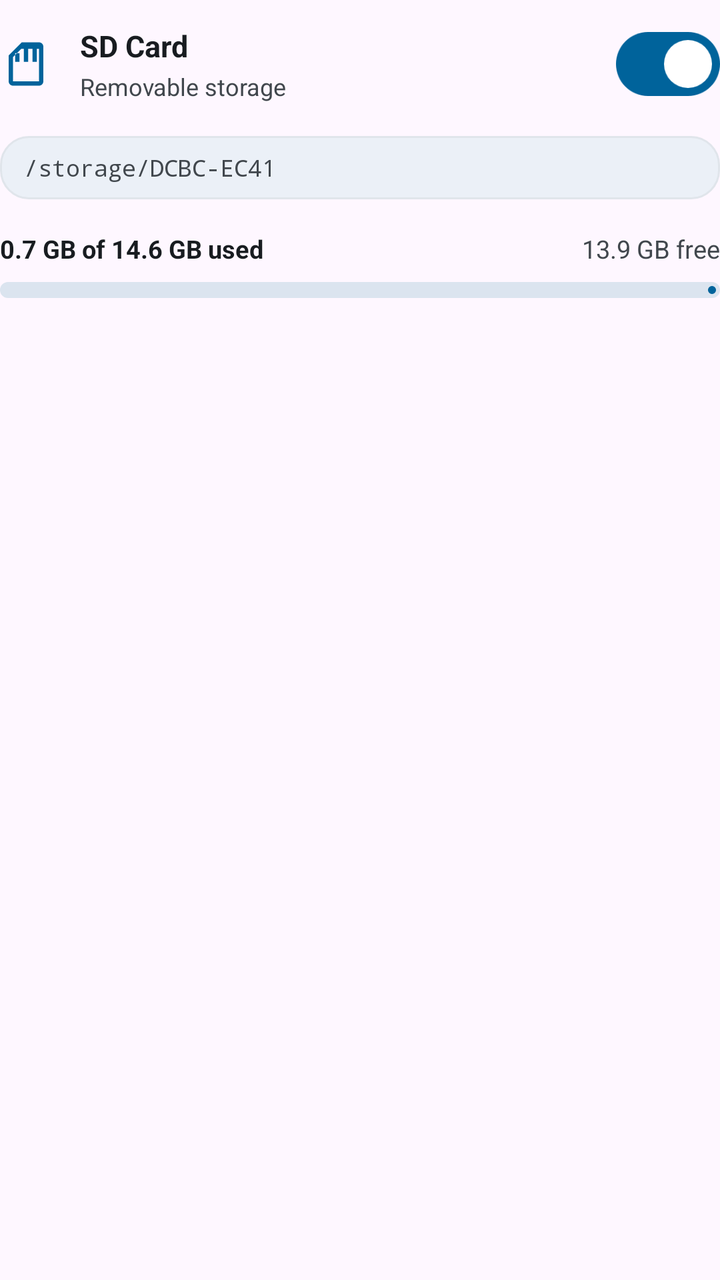
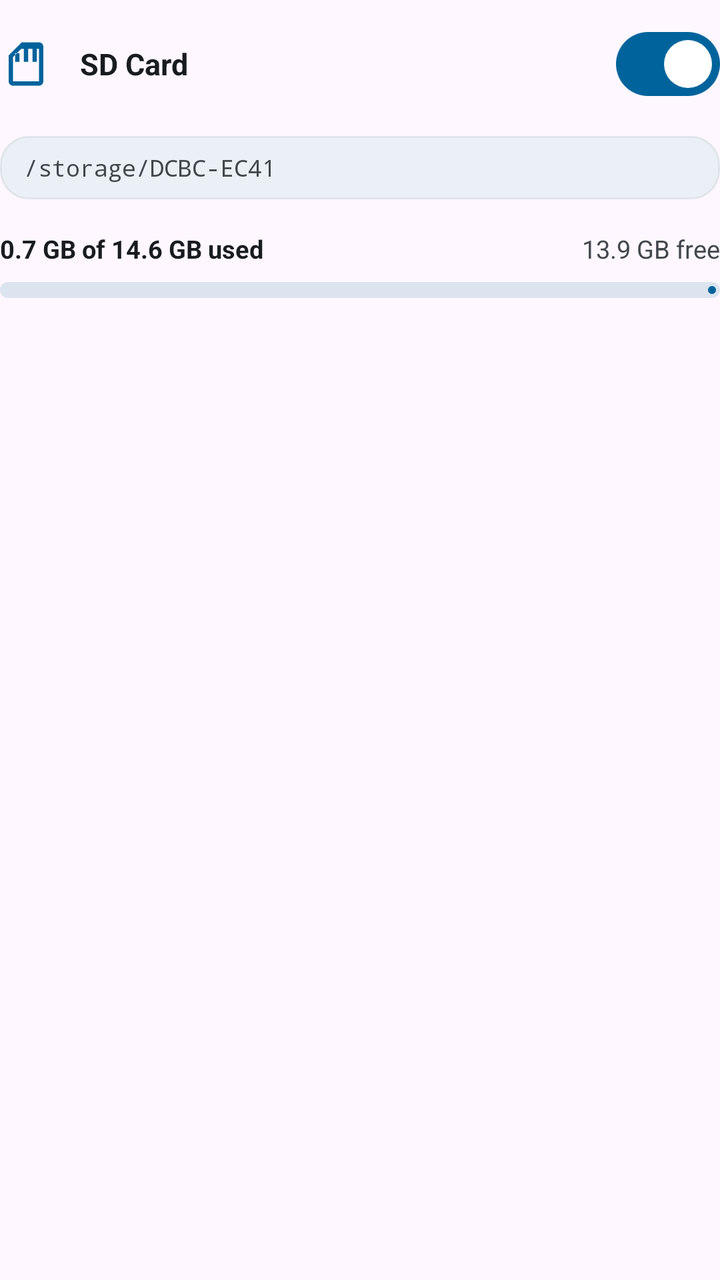

Compare the two renders of this Android layout. The source of the first and the diff that turns it into the second are given below.
<!-- AndroidManifest.xml: application theme Theme.NextcloudServer -->
<!-- res/layout/item_external_storage_drive.xml -->
<?xml version="1.0" encoding="utf-8"?>
<LinearLayout xmlns:android="http://schemas.android.com/apk/res/android"
    xmlns:app="http://schemas.android.com/apk/res-auto"
    android:layout_width="match_parent"
    android:layout_height="wrap_content"
    android:orientation="vertical"
    android:paddingVertical="8dp">

    
    <LinearLayout
        android:layout_width="match_parent"
        android:layout_height="wrap_content"
        android:orientation="horizontal"
        android:gravity="center_vertical">

        
        <ImageView
            android:id="@+id/driveIcon"
            android:layout_width="26dp"
            android:layout_height="26dp"
            android:src="@drawable/ic_sd_storage"
            app:tint="@color/m3_primary" />

        
        <LinearLayout
            android:layout_width="0dp"
            android:layout_height="wrap_content"
            android:layout_weight="1"
            android:layout_marginStart="14dp"
            android:layout_marginEnd="10dp"
            android:orientation="vertical">

            <TextView
                android:id="@+id/driveTitleText"
                android:layout_width="wrap_content"
                android:layout_height="wrap_content"
                android:text="SD Card"
                android:textSize="15sp"
                android:textStyle="bold"
                android:textColor="@color/m3_on_surface" />

            <TextView
                android:id="@+id/driveSubtitleText"
                android:layout_width="wrap_content"
                android:layout_height="wrap_content"
                android:text="Removable storage"
                android:textSize="12sp"
                android:textColor="@color/m3_on_surface_variant"
                android:layout_marginTop="2dp" />
        </LinearLayout>

        
        <com.google.android.material.materialswitch.MaterialSwitch
            android:id="@+id/driveToggleSwitch"
            android:layout_width="wrap_content"
            android:layout_height="wrap_content"
            android:checked="true" />
    </LinearLayout>

    
    <LinearLayout
        android:layout_width="match_parent"
        android:layout_height="wrap_content"
        android:background="@drawable/pill_bg"
        android:paddingHorizontal="12dp"
        android:paddingVertical="8dp"
        android:layout_marginTop="12dp"
        android:orientation="horizontal"
        android:gravity="center_vertical">

        <TextView
            android:id="@+id/drivePathText"
            android:layout_width="match_parent"
            android:layout_height="wrap_content"
            android:text="/storage/DCBC-EC41"
            android:textSize="11.5sp"
            android:fontFamily="monospace"
            android:textColor="@color/m3_on_surface_variant"
            android:singleLine="true"
            android:ellipsize="middle" />
    </LinearLayout>

    
    <LinearLayout
        android:layout_width="match_parent"
        android:layout_height="wrap_content"
        android:orientation="horizontal"
        android:gravity="center_vertical"
        android:layout_marginTop="16dp"
        android:layout_marginBottom="8dp">

        <TextView
            android:id="@+id/driveStorageUsedTotalText"
            android:layout_width="0dp"
            android:layout_height="wrap_content"
            android:layout_weight="1"
            android:text="0.7 GB of 14.6 GB used"
            android:textSize="12.5sp"
            android:textColor="@color/m3_on_surface"
            android:textStyle="bold" />

        <TextView
            android:id="@+id/driveStorageFreeText"
            android:layout_width="wrap_content"
            android:layout_height="wrap_content"
            android:text="13.9 GB free"
            android:textSize="12.5sp"
            android:textColor="@color/m3_on_surface_variant" />
    </LinearLayout>

    <com.google.android.material.progressindicator.LinearProgressIndicator
        android:id="@+id/driveStorageProgressBar"
        android:layout_width="match_parent"
        android:layout_height="wrap_content"
        android:progress="5"
        app:trackThickness="8dp"
        app:trackCornerRadius="4dp"
        app:indicatorColor="@color/m3_primary"
        app:trackColor="@color/m3_surface_container_highest" />

</LinearLayout>
<!-- resources referenced by this layout -->
<resources>
  <color name="m3_on_surface">#181C20</color>
  <color name="m3_on_surface_variant">#41474D</color>
  <color name="m3_primary">#00639B</color>
  <color name="m3_surface_container_highest">#DBE4EF</color>
  <!-- drawable ic_sd_storage (drawable) -->
  <vector xmlns:android="http://schemas.android.com/apk/res/android"
      android:width="24dp"
      android:height="24dp"
      android:viewportWidth="24"
      android:viewportHeight="24">
    <path
        android:fillColor="@android:color/white"
        android:pathData="M18,2h-8L4,8v12c0,1.1 0.9,2 2,2h12c1.1,0 2,-0.9 2,-2V4c0,-1.1 -0.9,-2 -2,-2zM18,20H6V8.83L9.83,5H18v15zM7,7h2v4H7zm4,-2h2v6h-2zm4,0h2v6h-2z"/>
  </vector>
  <!-- drawable pill_bg (drawable) -->
  <?xml version="1.0" encoding="utf-8"?>
  <shape xmlns:android="http://schemas.android.com/apk/res/android"
      android:shape="rectangle">
      <solid android:color="@color/m3_surface_container" />
      <stroke android:width="1dp" android:color="@color/m3_outline_variant" />
      <corners android:radius="14dp" />
      <padding
          android:left="12dp"
          android:right="12dp"
          android:top="4dp"
          android:bottom="4dp" />
  </shape>
  <color name="m3_surface_container">#EBF0F7</color>
  <color name="m3_outline_variant">#E0E5EB</color>
  <color name="m3_on_primary">#FFFFFF</color>
  <color name="m3_primary_container">#CCE5FF</color>
  <color name="m3_on_primary_container">#001D32</color>
  <color name="nextcloud_blue_light">#40a7df</color>
  <color name="white">#FFFFFFFF</color>
  <color name="m3_secondary_container">#D5E4F6</color>
  <color name="m3_on_secondary_container">#0E1D2A</color>
  <color name="m3_surface">#F8FAFD</color>
  <style name="ThemeOverlay.App.MaterialAlertDialog" parent="ThemeOverlay.Material3.MaterialAlertDialog">
          <item name="colorSurface">@color/m3_surface</item>
          <item name="colorOnSurface">@color/m3_on_surface</item>
          <item name="colorOnSurfaceVariant">@color/m3_on_surface_variant</item>
          <item name="colorPrimary">@color/m3_primary</item>
          <item name="colorOnPrimary">@color/m3_on_primary</item>
          <item name="android:textColorPrimary">@color/m3_on_surface</item>
          <item name="android:textColorSecondary">@color/m3_on_surface_variant</item>
          <item name="android:textColor">@color/m3_on_surface</item>
          <item name="editTextColor">@color/m3_on_surface</item>
          <item name="android:editTextColor">@color/m3_on_surface</item>
          <item name="materialAlertDialogTitleTextStyle">@style/App.MaterialAlertDialog.Title</item>
          <item name="materialAlertDialogBodyTextStyle">@style/App.MaterialAlertDialog.Body</item>
          <item name="android:backgroundDimEnabled">true</item>
          <item name="android:backgroundDimAmount">0.6</item>
      </style>
  <style name="App.MaterialAlertDialog.Title" parent="MaterialAlertDialog.Material3.Title.Text">
          <item name="android:textColor">@color/m3_on_surface</item>
          <item name="android:textSize">19sp</item>
          <item name="android:textStyle">bold</item>
      </style>
  <style name="App.MaterialAlertDialog.Body" parent="MaterialAlertDialog.Material3.Body.Text">
          <item name="android:textColor">@color/m3_on_surface_variant</item>
          <item name="android:textSize">14sp</item>
          <item name="android:lineSpacingExtra">3dp</item>
      </style>
  <!-- unchanged entries left out for length: 1 -->
</resources>

<!-- the commit's change to res/layout/item_external_storage_drive.xml (unified diff, before → after) -->
@@ -43,9 +43,9 @@
                 android:id="@+id/driveSubtitleText"
                 android:layout_width="wrap_content"
                 android:layout_height="wrap_content"
-                android:text="Removable storage"
+                android:visibility="gone"
                 android:textSize="12sp"
-                android:textColor="@color/m3_on_surface_variant"
+                android:textColor="@color/m3_danger"
                 android:layout_marginTop="2dp" />
         </LinearLayout>
 
<!-- resource entries referenced after the edit -->
@@ -1,5 +1,6 @@
 <!-- resources referenced by this layout -->
 <resources>
+  <color name="m3_danger">#BA1A1A</color>
   <color name="m3_on_surface">#181C20</color>
   <color name="m3_on_surface_variant">#41474D</color>
   <color name="m3_primary">#00639B</color>
